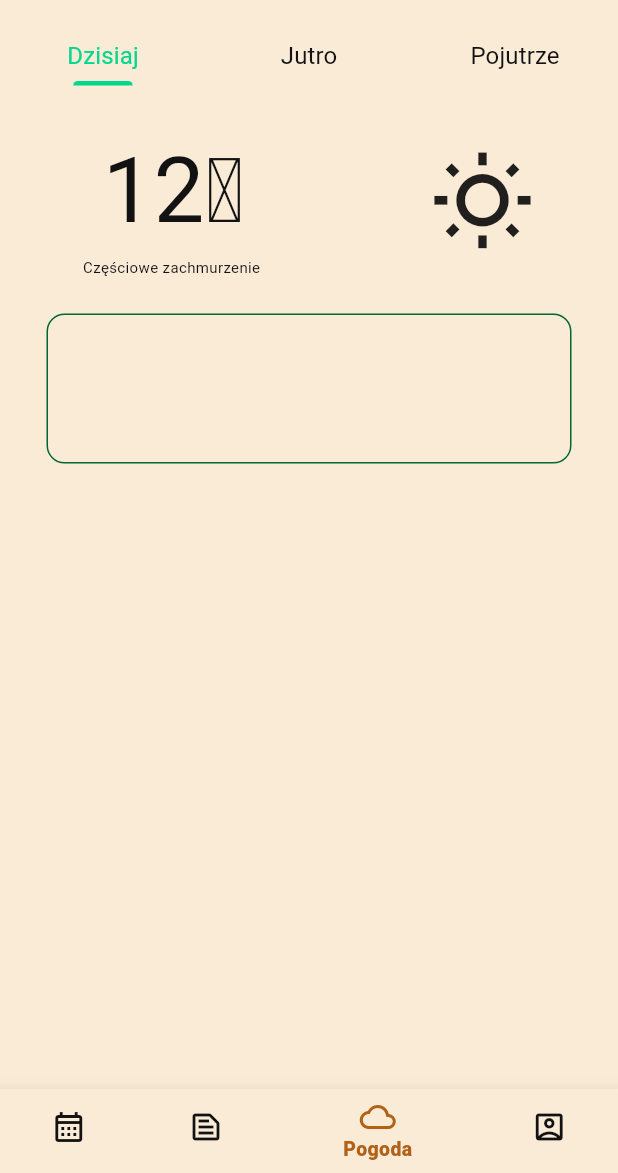
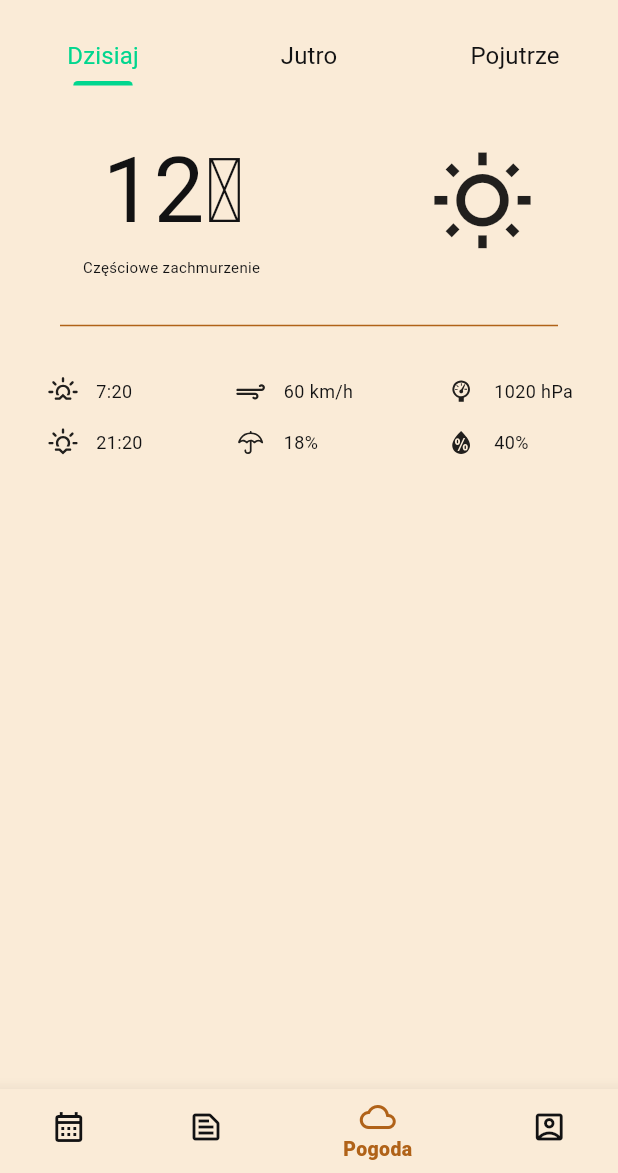
Before and after one commit to patrykdybalski/NOTSY, a Flutter app: the screen it shows once a user with an empty profile is signed in, item 3 of the bottom bar chosen, on a phone screen of 412 x 824 dp, the part 63-1236 px from its top. Run offline on Flutter 3.47's test engine with Material 2 defaults, Android fonts, the phone set to English and light mode, and no system bars; our stand-ins replace cloud_firestore, firebase_auth, firebase_core, flutter_bloc, flutter_colorpicker, flutter_slidable and 4 more; accounts and stored records are empty; Roboto replaces fonts that are missing (Domine).

Commit message:
Create Row with weather icons(wind,sunset,...)

```diff
--- a/lib/app/features/home/pages/weather_page/tabs/first_tab.dart
+++ b/lib/app/features/home/pages/weather_page/tabs/first_tab.dart
@@ -1,6 +1,7 @@
 import 'package:flutter/material.dart';
 import 'package:primary_school/constans/colors.dart';
 import 'package:primary_school/constans/font_style.dart';
+import 'package:weather_icons/weather_icons.dart';
 
 class FirstTab extends StatelessWidget {
   const FirstTab({super.key});
@@ -39,17 +40,96 @@ class FirstTab extends StatelessWidget {
         const SizedBox(
           height: 24,
         ),
-        Container(
-          height: 100,
-          width: 350,
-          decoration: BoxDecoration(
-            borderRadius: BorderRadius.circular(
-              12,
+        const Divider(
+          endIndent: 40,
+          indent: 40,
+          color: AppColors.redColor,
+        ),
+        const SizedBox(
+          height: 24,
+        ),
+        Row(
+          mainAxisAlignment: MainAxisAlignment.spaceAround,
+          children: [
+            Column(
+              crossAxisAlignment: CrossAxisAlignment.start,
+              children: [
+                Row(
+                  children: [
+                    const BoxedIcon(WeatherIcons.sunrise),
+                    const SizedBox(width: 10),
+                    Text(
+                      '7:20',
+                      style: TextStyles.weatherStyle3,
+                    ),
+                  ],
+                ),
+                const SizedBox(height: 10),
+                Row(
+                  children: [
+                    const BoxedIcon(WeatherIcons.sunset),
+                    const SizedBox(width: 10),
+                    Text(
+                      '21:20',
+                      style: TextStyles.weatherStyle3,
+                    ),
+                  ],
+                ),
+              ],
             ),
-            border: Border.all(
-              color: AppColors.dayColor,
+            Column(
+              crossAxisAlignment: CrossAxisAlignment.start,
+              children: [
+                Row(
+                  children: [
+                    const BoxedIcon(WeatherIcons.strong_wind),
+                    const SizedBox(width: 10),
+                    Text(
+                      '60 km/h',
+                      style: TextStyles.weatherStyle3,
+                    ),
+                  ],
+                ),
+                const SizedBox(height: 10),
+                Row(
+                  children: [
+                    const BoxedIcon(WeatherIcons.umbrella),
+                    const SizedBox(width: 10),
+                    Text(
+                      '18%',
+                      style: TextStyles.weatherStyle3,
+                    ),
+                  ],
+                ),
+              ],
             ),
-          ),
+            Column(
+              crossAxisAlignment: CrossAxisAlignment.start,
+              children: [
+                Row(
+                  children: [
+                    const BoxedIcon(WeatherIcons.barometer),
+                    const SizedBox(width: 10),
+                    Text(
+                      '1020 hPa',
+                      style: TextStyles.weatherStyle3,
+                    ),
+                  ],
+                ),
+                const SizedBox(height: 10),
+                Row(
+                  children: [
+                    const BoxedIcon(WeatherIcons.humidity),
+                    const SizedBox(width: 10),
+                    Text(
+                      '40%',
+                      style: TextStyles.weatherStyle3,
+                    ),
+                  ],
+                ),
+              ],
+            ),
+          ],
         ),
       ],
     );
--- a/pubspec.yaml
+++ b/pubspec.yaml
@@ -48,6 +48,7 @@ dependencies:
   flutter_slidable: ^3.0.0
   flutter_colorpicker: ^1.0.3
   hidden_drawer_menu: ^3.0.1
+  weather_icons: ^3.0.0
 
 
 dev_dependencies:
```
Also changed, not shown: pubspec.lock, 2 other files.
